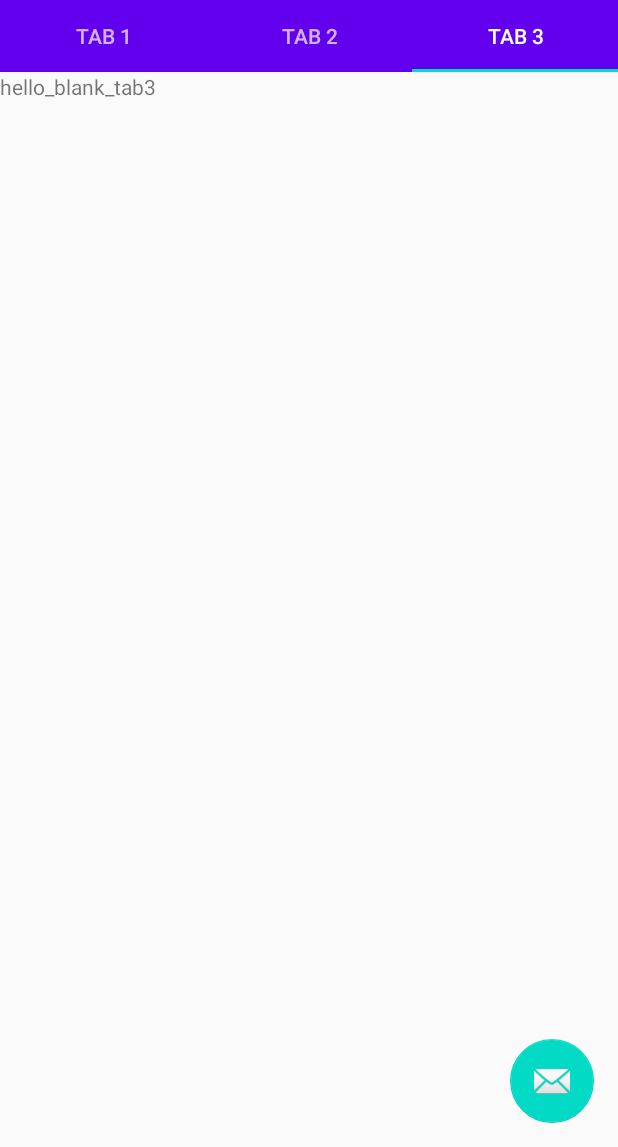
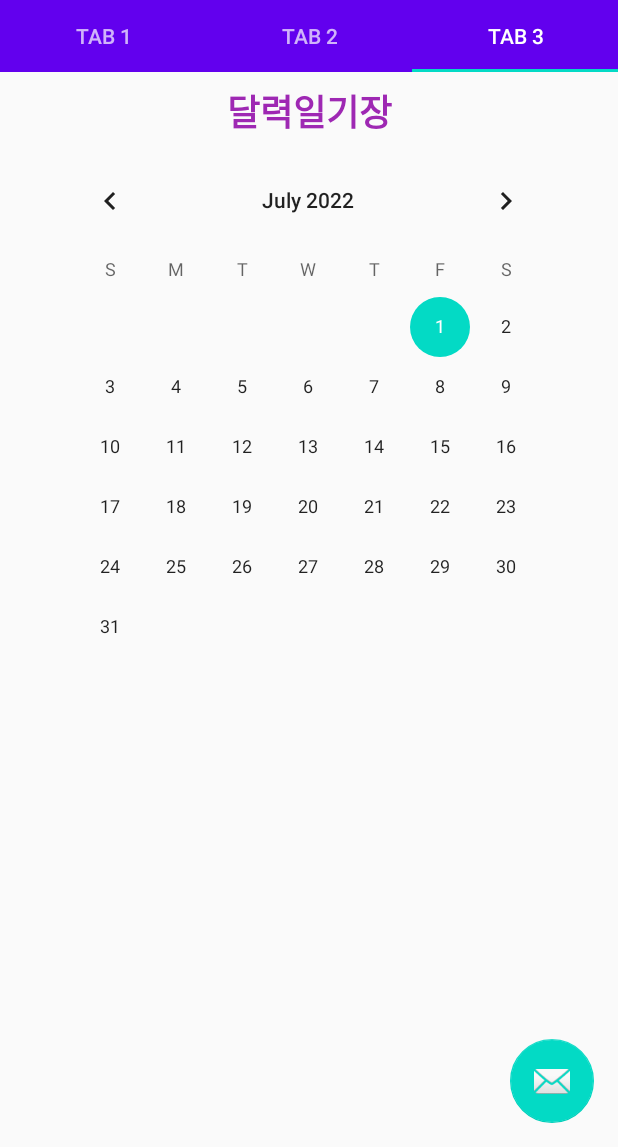
Before and after one commit to jjungnii/MadCamp_22S, an Android app: the screen it shows after launch (MainActivity), tab 3 chosen, on a phone screen of 412 x 824 dp, the part 89-1236 px from its top. Run offline under Robolectric (Android 15) with nearby library versions, the phone set to English and light mode, and no system bars.

Commit message:
Tab3: calendar + memo (just 1 window)

```diff
--- a/app/src/main/java/com/example/tabbedactivity/Tab2.java
+++ b/app/src/main/java/com/example/tabbedactivity/Tab2.java
@@ -67,7 +67,7 @@ public class Tab2 extends Fragment {
                              Bundle savedInstanceState) {
         View rootView = inflater.inflate(R.layout.fragment_tab2, container, false);
         gridView = rootView.findViewById(R.id.grid_view);
-            gridView.setAdapter(new ImageAdapter(getActivity()));
+        gridView.setAdapter(new ImageAdapter(getActivity()));
         // Inflate the layout for this fragment
 
         gridView.setOnItemClickListener(new AdapterView.OnItemClickListener() {
--- a/app/src/main/res/layout/fragment_tab3.xml
+++ b/app/src/main/res/layout/fragment_tab3.xml
@@ -8,9 +8,103 @@
     tools:context=".Tab3">
 
     <!-- TODO: Update blank fragment layout -->
-    <TextView
-        android:layout_width="wrap_content"
+    <androidx.constraintlayout.widget.ConstraintLayout xmlns:android="http://schemas.android.com/apk/res/android"
+        xmlns:app="http://schemas.android.com/apk/res-auto"
+
+        android:layout_width="match_parent"
         android:layout_height="wrap_content"
-        android:text="hello_blank_tab3" />
+        android:orientation="vertical" >
+
+
+        <CalendarView
+            android:layout_width="wrap_content"
+            android:layout_height="wrap_content"
+            android:id="@+id/calendarView"
+            app:layout_constraintStart_toStartOf="parent"
+            android:layout_marginLeft="8dp" android:layout_marginStart="8dp" app:layout_constraintEnd_toEndOf="parent"
+            android:layout_marginEnd="8dp" android:layout_marginRight="8dp"
+            app:layout_constraintHorizontal_bias="0.488" android:layout_marginTop="8dp"
+            app:layout_constraintTop_toBottomOf="@+id/textView3"/>
+        <TextView
+            android:layout_width="0dp"
+            android:layout_height="wrap_content"
+            android:gravity= "center"
+            android:id="@+id/diaryTextView" android:layout_marginTop="16dp"
+            app:layout_constraintTop_toBottomOf="@+id/calendarView" app:layout_constraintEnd_toEndOf="parent"
+            android:layout_marginEnd="8dp" android:layout_marginRight="8dp"
+            app:layout_constraintStart_toStartOf="parent" android:layout_marginLeft="8dp"
+            android:layout_marginStart="8dp" android:textAppearance="@style/TextAppearance.AppCompat.Large"/>
+        <EditText
+            android:layout_width="0dp"
+            android:layout_height="116dp"
+            android:inputType="textMultiLine"
+            android:ems="10"
+            android:id="@+id/contextEditText"
+            app:layout_constraintTop_toBottomOf="@+id/diaryTextView" android:layout_marginTop="16dp"
+            android:hint="내용을 입력하세요." android:layout_marginEnd="8dp" app:layout_constraintEnd_toEndOf="parent"
+            android:layout_marginRight="8dp" android:layout_marginStart="8dp"
+            app:layout_constraintStart_toStartOf="parent" android:layout_marginLeft="8dp"
+            android:visibility="invisible"/>
+
+        <TextView
+            android:layout_width="0dp"
+            android:layout_height="0dp"
+            android:id="@+id/textView2"
+            app:layout_constraintTop_toTopOf="@+id/contextEditText"
+            app:layout_constraintBottom_toBottomOf="@+id/contextEditText" app:layout_constraintEnd_toEndOf="parent"
+            android:layout_marginEnd="8dp" android:layout_marginRight="8dp"
+            app:layout_constraintStart_toStartOf="@+id/contextEditText" android:layout_marginLeft="8dp"
+            android:layout_marginStart="8dp" android:visibility="invisible"/>
+
+        <TextView
+            android:id="@+id/textView3"
+            android:layout_width="0dp"
+            android:layout_height="wrap_content"
+            android:layout_marginStart="8dp"
+            android:layout_marginTop="8dp"
+            android:layout_marginEnd="8dp"
+            android:gravity="center"
+            android:text="달력일기장"
+            android:textAppearance="@style/TextAppearance.AppCompat.Large"
+            android:textColor="#9E28B3"
+            android:textSize="24sp"
+            android:textStyle="bold"
+            app:layout_constraintEnd_toEndOf="parent"
+            app:layout_constraintStart_toStartOf="parent"
+            app:layout_constraintTop_toTopOf="parent" />
+
+        <Button
+            android:text="저장"
+            android:layout_width="0dp"
+            android:layout_marginBottom="20dp"
+            android:layout_height="wrap_content"
+            android:id="@+id/save_Btn" android:layout_marginTop="16dp"
+            app:layout_constraintTop_toBottomOf="@+id/contextEditText" app:layout_constraintEnd_toEndOf="parent"
+            android:layout_marginEnd="8dp" android:layout_marginRight="8dp"
+            app:layout_constraintStart_toStartOf="parent" android:layout_marginLeft="8dp"
+            android:layout_marginStart="8dp" android:visibility="invisible"/>
+
+
+
+
+        <Button
+            android:text="수정"
+            android:layout_width="180dp"
+            android:layout_height="wrap_content"
+            android:id="@+id/cha_Btn"
+            app:layout_constraintBaseline_toBaselineOf="@+id/save_Btn" app:layout_constraintStart_toStartOf="parent"
+            android:layout_marginLeft="8dp" android:layout_marginStart="8dp"
+            app:layout_constraintEnd_toStartOf="@+id/del_Btn" android:layout_marginEnd="8dp"
+            android:layout_marginRight="8dp" android:visibility="invisible"/>
+        <Button
+            android:text="삭제"
+            android:layout_width="176dp"
+            android:layout_height="wrap_content"
+            android:id="@+id/del_Btn"
+            app:layout_constraintBaseline_toBaselineOf="@+id/cha_Btn" app:layout_constraintEnd_toEndOf="@+id/save_Btn"
+            android:layout_marginEnd="8dp" android:layout_marginRight="8dp" android:visibility="invisible"></Button>
+
+
+    </androidx.constraintlayout.widget.ConstraintLayout>
 
 </FrameLayout>
```
Also changed, not shown: app/src/main/java/com/example/tabbedactivity/Tab3.java (+166 -1 lines).
